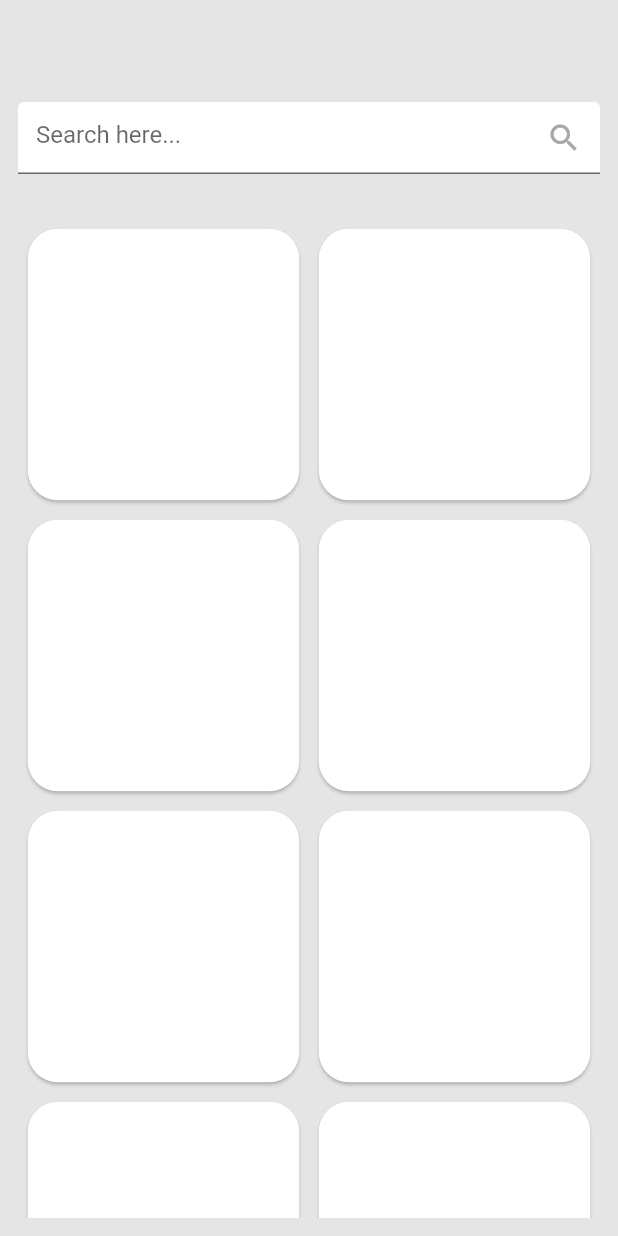
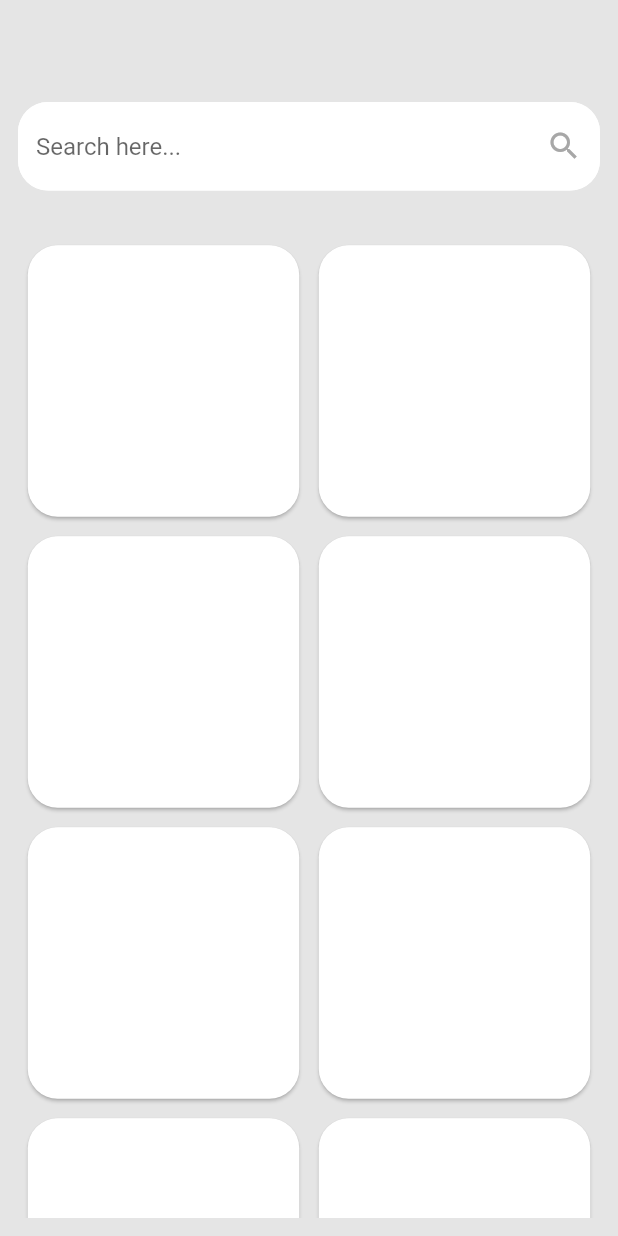
Before and after one commit to metaspook/eshop, a Flutter app: the screen it shows after launch, on a phone screen of 412 x 824 dp. Run offline on Flutter 3.47's test engine with Material 2 defaults, Android fonts, the phone set to English and light mode, and no system bars.

Commit message:
update widget search_bar

```diff
--- a/lib/pages/products_page.dart
+++ b/lib/pages/products_page.dart
@@ -1,4 +1,5 @@
 import 'package:eshop/utils/utils.dart';
+import 'package:eshop/widgets/widgets.dart';
 import 'package:flutter/material.dart';
 
 class ProductsPage extends StatelessWidget {
@@ -18,24 +19,7 @@ class ProductsPage extends StatelessWidget {
         child: Column(
           children: [
             // Search bar.
-            TextField(
-              decoration: InputDecoration(
-                  filled: true,
-                  fillColor: AppColors.card,
-                  hintText: 'Search here...',
-                  suffixIcon: IconButton(
-                      onPressed: () {},
-                      icon: const Icon(
-                        Icons.search_outlined,
-                        color: AppColors.searchIcon,
-                      )),
-                  focusedBorder: OutlineInputBorder(
-                    borderSide: const BorderSide(
-                      color: AppColors.card,
-                    ),
-                    borderRadius: BorderRadius.circular(20),
-                  )),
-            ),
+            const SearchBar(),
             const SizedBox(height: sizedBoxHeight),
             Expanded(
               child: GridView.builder(
--- /dev/null
+++ b/lib/widgets/search_bar.dart
@@ -0,0 +1,31 @@
+import 'package:eshop/utils/utils.dart';
+import 'package:flutter/material.dart';
+
+class SearchBar extends StatelessWidget {
+  const SearchBar({super.key});
+
+  @override
+  Widget build(BuildContext context) {
+    final border = OutlineInputBorder(
+      borderSide: const BorderSide(
+        color: AppColors.card,
+      ),
+      borderRadius: BorderRadius.circular(20),
+    );
+    return TextField(
+      decoration: InputDecoration(
+        filled: true,
+        fillColor: AppColors.card,
+        hintText: 'Search here...',
+        suffixIcon: IconButton(
+            onPressed: () {},
+            icon: const Icon(
+              Icons.search_outlined,
+              color: AppColors.searchIcon,
+            )),
+        enabledBorder: border,
+        focusedBorder: border,
+      ),
+    );
+  }
+}
--- /dev/null
+++ b/lib/widgets/widgets.dart
@@ -0,0 +1 @@
+export 'search_bar.dart';
```
